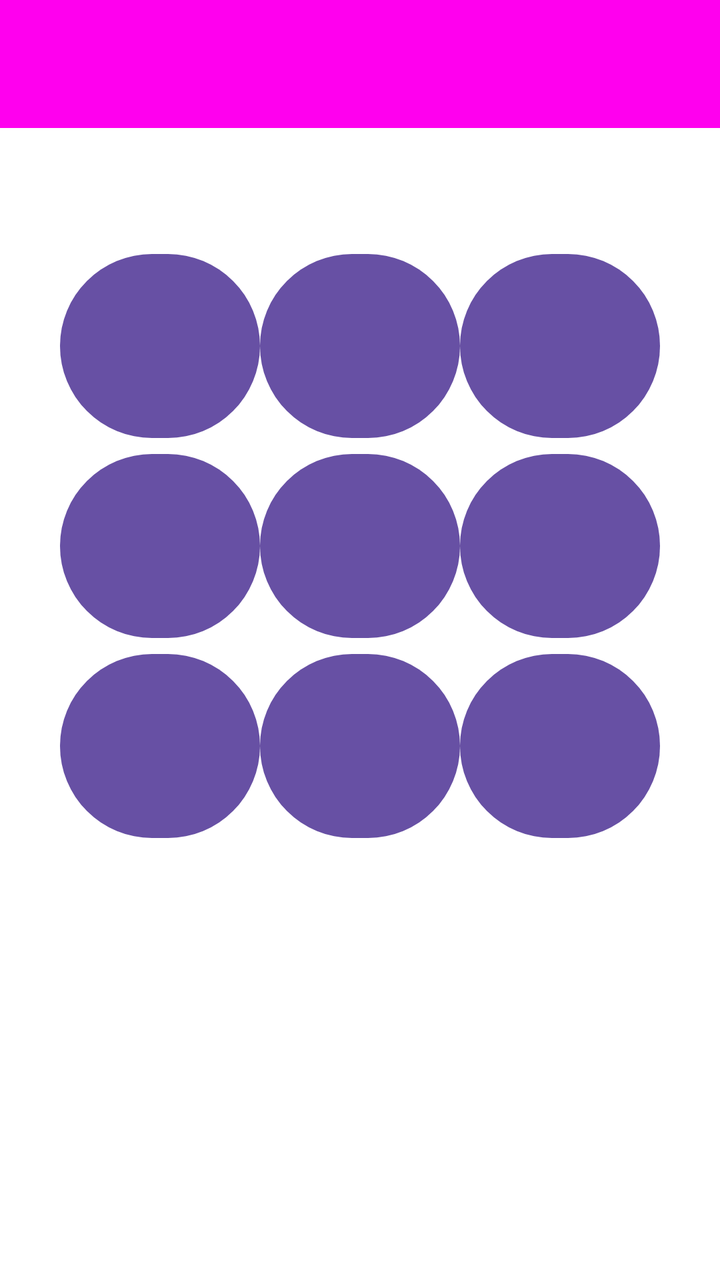
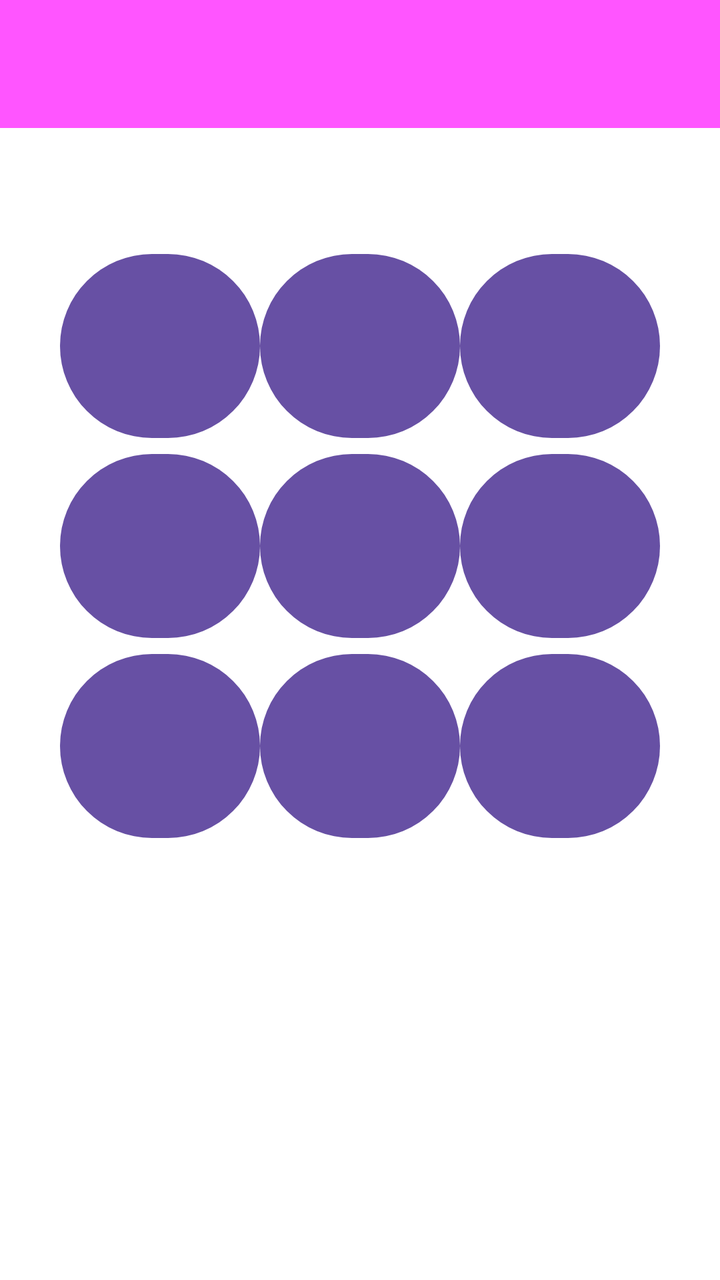

Two renders of the same Android screen: before a commit and after it. Below are the layout's source before the change and the commit's diff.
<!-- AndroidManifest.xml: application theme Theme.TicTacToe -->
<!-- res/layout/activity_game.xml -->
<?xml version="1.0" encoding="utf-8"?>
<LinearLayout xmlns:android="http://schemas.android.com/apk/res/android"
    android:id="@+id/game_root"
    android:fitsSystemWindows="true"
    android:layout_width="match_parent"
    android:layout_height="match_parent"
    android:background="@color/white"
    android:orientation="vertical">

    <androidx.appcompat.widget.Toolbar
        android:id="@+id/game_toolbar"
        android:layout_width="match_parent"
        android:layout_height="wrap_content"
        android:background="@color/purple"
        android:minHeight="?attr/actionBarSize"
        android:theme="@style/ThemeOverlay.AppCompat.Dark.ActionBar" />

    <TextView
        android:id="@+id/status_text"
        android:layout_width="match_parent"
        android:layout_height="wrap_content"
        android:gravity="center"
        android:padding="16dp"
        android:textSize="20sp" />

    <TableLayout
        android:id="@+id/board"
        android:layout_width="wrap_content"
        android:layout_height="wrap_content"
        android:layout_gravity="center_horizontal">
        <TableRow>
            <Button
                android:layout_width="100dp"
                android:layout_height="100dp"
                android:textSize="32sp" />
            <Button
                android:layout_width="100dp"
                android:layout_height="100dp"
                android:textSize="32sp" />
            <Button
                android:layout_width="100dp"
                android:layout_height="100dp"
                android:textSize="32sp" />
        </TableRow>
        <TableRow>
            <Button
                android:layout_width="100dp"
                android:layout_height="100dp"
                android:textSize="32sp" />
            <Button
                android:layout_width="100dp"
                android:layout_height="100dp"
                android:textSize="32sp" />
            <Button
                android:layout_width="100dp"
                android:layout_height="100dp"
                android:textSize="32sp" />
        </TableRow>
        <TableRow>
            <Button
                android:layout_width="100dp"
                android:layout_height="100dp"
                android:textSize="32sp" />
            <Button
                android:layout_width="100dp"
                android:layout_height="100dp"
                android:textSize="32sp" />
            <Button
                android:layout_width="100dp"
                android:layout_height="100dp"
                android:textSize="32sp" />
        </TableRow>
    </TableLayout>

    <Button
        android:id="@+id/new_game_button"
        android:layout_width="wrap_content"
        android:layout_height="wrap_content"
        android:layout_gravity="center_horizontal"
        android:layout_marginTop="24dp"
        android:text="@string/start_button"
        android:visibility="gone" />
</LinearLayout>
<!-- resources referenced by this layout -->
<resources>
  <color name="purple">#FF00EE</color>
  <color name="white">#FFFFFFFF</color>
  <string name="start_button">Start game</string>
  <style name="Theme.TicTacToe" parent="Base.Theme.TicTacToe" />
  <style name="Base.Theme.TicTacToe" parent="Theme.Material3.DayNight.NoActionBar">
          
          
      </style>
</resources>

<!-- the commit's change to res/layout/activity_game.xml (unified diff, before → after) -->
@@ -12,8 +12,8 @@
         android:layout_width="match_parent"
         android:layout_height="wrap_content"
         android:background="@color/purple"
-        android:minHeight="?attr/actionBarSize"
         android:theme="@style/ThemeOverlay.AppCompat.Dark.ActionBar" />
+
 
     <TextView
         android:id="@+id/status_text"
<!-- resource entries referenced after the edit -->
@@ -1,6 +1,6 @@
 <!-- resources referenced by this layout -->
 <resources>
-  <color name="purple">#FF00EE</color>
+  <color name="purple">#FF55FF</color>
   <color name="white">#FFFFFFFF</color>
   <string name="start_button">Start game</string>
   <style name="Theme.TicTacToe" parent="Base.Theme.TicTacToe" />
